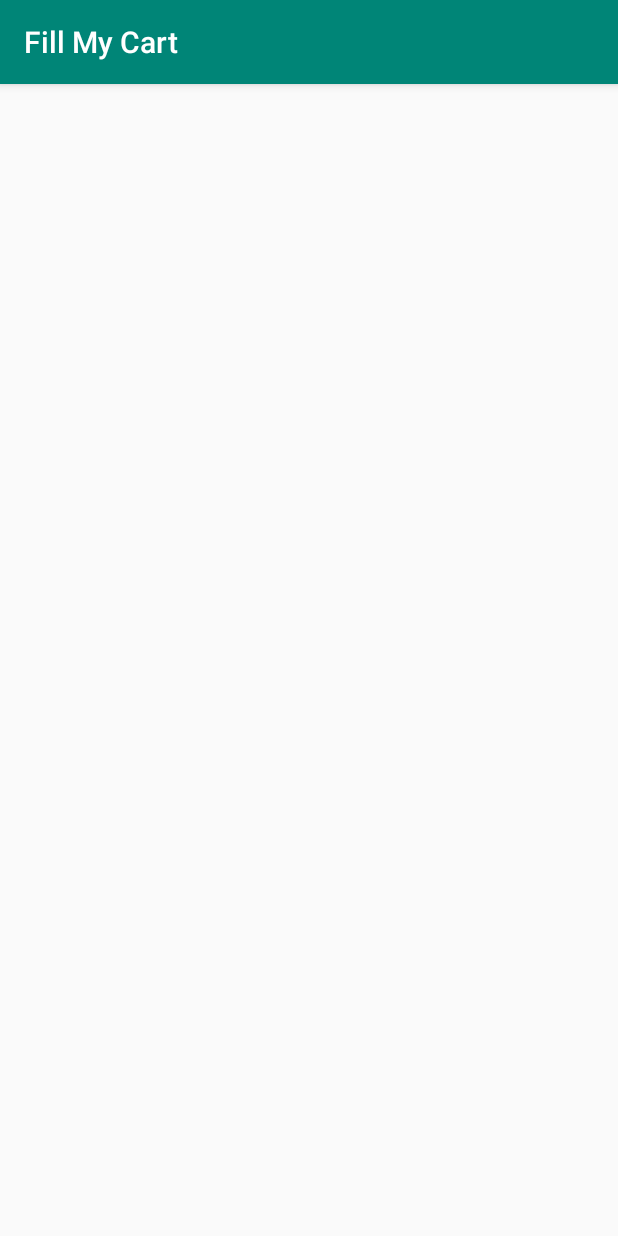
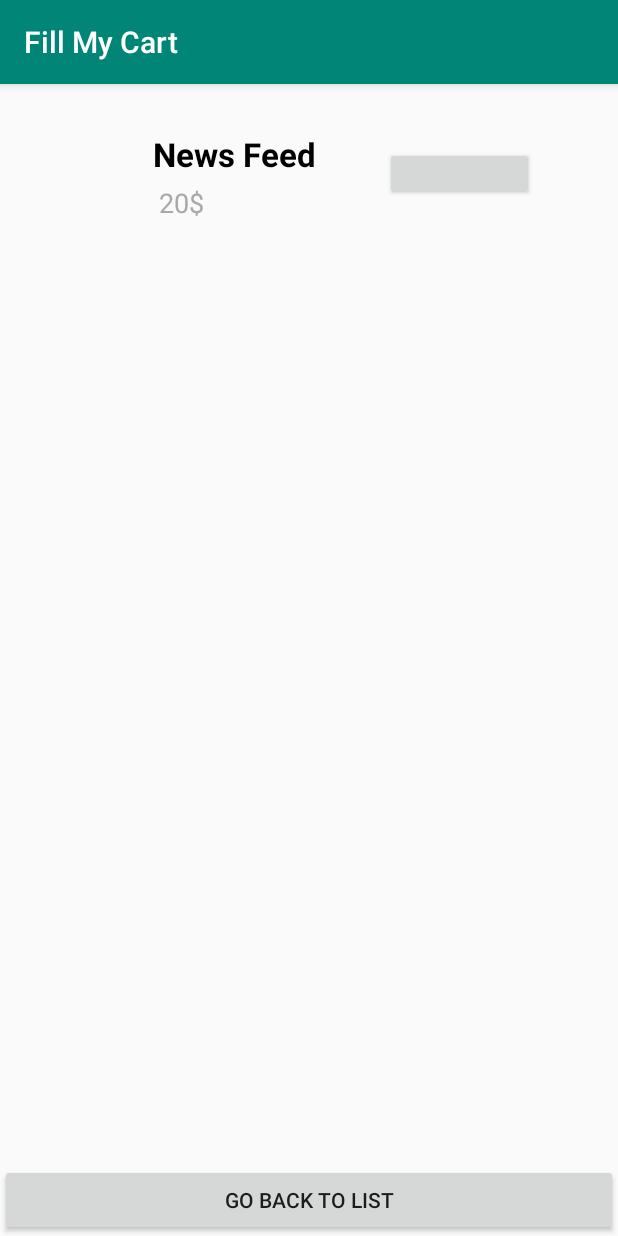
Before and after one commit to annty2/FillMyCart, an Android app: the ProductsActivity screen opened directly, with no data from a screen before it, on a phone screen of 412 x 824 dp. Run offline under Robolectric (Android 15) with nearby library versions, the phone set to English and light mode, and no system bars; plain views replace ElegantNumberButton.

Commit message:
starting to add the list of the products

```diff
--- a/app/src/main/AndroidManifest.xml
+++ b/app/src/main/AndroidManifest.xml
@@ -9,7 +9,7 @@
         android:roundIcon="@mipmap/ic_launcher_round"
         android:supportsRtl="true"
         android:theme="@style/AppTheme">
-        <activity android:name=".CartListActivity"></activity>
+        <activity android:name=".CartListActivity" />
         <activity android:name=".CustomerActivity" />
         <activity android:name=".ProductsActivity" />
         <activity android:name=".AddProductActivity" />
--- a/app/src/main/java/com/example/fillmycart/ProductsActivity.java
+++ b/app/src/main/java/com/example/fillmycart/ProductsActivity.java
@@ -2,151 +2,39 @@ package com.example.fillmycart;
 
 import android.os.Bundle;
 import android.support.v7.app.AppCompatActivity;
+import android.support.v7.widget.LinearLayoutManager;
+import android.support.v7.widget.RecyclerView;
+
+import java.util.ArrayList;
 
 public class ProductsActivity extends AppCompatActivity {
 
-   // private TextView _fruit,_milk,_bread,_frozen,_meatAndFish,_sale;
-    //private  TextView _Canning,_drinks,_candy,_Cleaners,_cosmeticsm,_shampo;
+    RecyclerView recyclerView;
+    MyAdapter myAdapter;
+
     @Override
     protected void onCreate(Bundle savedInstanceState) {
         super.onCreate(savedInstanceState);
         setContentView(R.layout.activity_products);
 
-      /*  _fruit = (TextView) findViewById(R.id.fruit_veg);
-        _milk = (TextView) findViewById(R.id.milk_eggs);
-        _bread = (TextView) findViewById(R.id.bread);
-        _frozen = (TextView) findViewById(R.id.frozen);
-        _meatAndFish = (TextView) findViewById(R.id.meat_chicken_fish);
-        _Canning = (TextView) findViewById(R.id.Canning);
-        _drinks = (TextView)findViewById(R.id.drinks);
-        _candy = (TextView) findViewById(R.id.candy);
-        _Cleaners = (TextView) findViewById(R.id.Cleaners);
-        _cosmeticsm = (TextView) findViewById(R.id.cosmetics);
-        _shampo = (TextView) findViewById(R.id.shampo);
-        _sale = (TextView)findViewById(R.id.sales);
 
-        _fruit.setOnClickListener(new View.OnClickListener() {
-            @Override
-            public void onClick(View view)
-            {
-                Intent intent = new Intent(ProductsActivity.this, AddProductActivity.class);
-                intent.putExtra("category", "ירקות ופירות");
-                startActivity(intent);
-            }
-        });
+        recyclerView= findViewById(R.id.recyclerView);
+        recyclerView.setLayoutManager(new LinearLayoutManager(this));
 
-        _milk.setOnClickListener(new View.OnClickListener() {
-            @Override
-            public void onClick(View view)
-            {
-                Intent intent = new Intent(ProductsActivity.this, AddProductActivity.class);
-                intent.putExtra("category", "מוצרי חלב וביצים");
-                startActivity(intent);
-            }
-        });
+        myAdapter= new MyAdapter(this, getMyList());
+        recyclerView.setAdapter(myAdapter);
 
-        _bread.setOnClickListener(new View.OnClickListener() {
-            @Override
-            public void onClick(View view)
-            {
-                Intent intent = new Intent(ProductsActivity.this, AddProductActivity.class);
-                intent.putExtra("category", "מאפיה ובית לחם");
-                startActivity(intent);
-            }
-        });
+    }
+    private ArrayList<Model> getMyList(){
 
-        _frozen.setOnClickListener(new View.OnClickListener() {
-            @Override
-            public void onClick(View view)
-            {
-                Intent intent = new Intent(ProductsActivity.this, AddProductActivity.class);
-                intent.putExtra("category", "מזון קפוא");
-                startActivity(intent);
-            }
-        });
+        ArrayList<Model> models = new ArrayList<>();
 
-        _meatAndFish.setOnClickListener(new View.OnClickListener() {
-            @Override
-            public void onClick(View view)
-            {
-                Intent intent = new Intent(ProductsActivity.this, AddProductActivity.class);
-                intent.putExtra("category", "בשר,עוף ודגים");
-                startActivity(intent);
-            }
-        });
+        Model m = new Model();
+        m.setTitle("News Feed");
+        m.setPrice("20$");
+        models.add(m);
 
-        _Canning.setOnClickListener(new View.OnClickListener() {
-            @Override
-            public void onClick(View view)
-            {
-                Intent intent = new Intent(ProductsActivity.this, AddProductActivity.class);
-                intent.putExtra("category", "בישול,אפיה ושימורים");
-                startActivity(intent);
-            }
-        });
-
-        _drinks.setOnClickListener(new View.OnClickListener() {
-            @Override
-            public void onClick(View view)
-            {
-                Intent intent = new Intent(ProductsActivity.this, AddProductActivity.class);
-                intent.putExtra("category", "משקאות");
-                startActivity(intent);
-            }
-        });
-
-        _candy.setOnClickListener(new View.OnClickListener() {
-            @Override
-            public void onClick(View view)
-            {
-                Intent intent = new Intent(ProductsActivity.this, AddProductActivity.class);
-                intent.putExtra("category", "דגנים,חטיפים ומתוקים");
-                startActivity(intent);
-            }
-        });
-
-        _Cleaners.setOnClickListener(new View.OnClickListener() {
-            @Override
-            public void onClick(View view)
-            {
-                Intent intent = new Intent(ProductsActivity.this, AddProductActivity.class);
-                intent.putExtra("category", "ניקיון");
-                startActivity(intent);
-            }
-        });
-
-        _cosmeticsm.setOnClickListener(new View.OnClickListener() {
-            @Override
-            public void onClick(View view)
-            {
-                Intent intent = new Intent(ProductsActivity.this, AddProductActivity.class);
-                intent.putExtra("category", "איפור ובישום");
-                startActivity(intent);
-            }
-        });
-
-        _shampo.setOnClickListener(new View.OnClickListener() {
-            @Override
-            public void onClick(View view)
-            {
-                Intent intent = new Intent(ProductsActivity.this, AddProductActivity.class);
-                intent.putExtra("category", "סבון,שמפו ומרכך");
-                startActivity(intent);
-            }
-        });
-
-        _sale.setOnClickListener(new View.OnClickListener() {
-            @Override
-            public void onClick(View view)
-            {
-                Intent intent = new Intent(ProductsActivity.this, AddProductActivity.class);
-                intent.putExtra("category", "מבצעים");
-                startActivity(intent);
-            }
-        });*/
-
-
-
+        return models;
 
     }
 }
--- a/app/src/main/java/com/example/fillmycart/SignUpActivity.java
+++ b/app/src/main/java/com/example/fillmycart/SignUpActivity.java
@@ -42,6 +42,10 @@ public class SignupActivity extends AppCompatActivity {
                 String passConfirm = confpass.getText().toString();
                 if (emailstr.isEmpty()) {
                     email.setError("please enter email..");
+                    email.requestFocus();
+                }
+                else if(!(emailstr.contains("@") && emailstr.contains("."))) {
+                    email.setError("email is invalid!");
                     email.requestFocus();
                 }
                 else if(password.isEmpty()) {
--- a/app/src/main/res/layout/activity_products.xml
+++ b/app/src/main/res/layout/activity_products.xml
@@ -3,8 +3,23 @@
     xmlns:app="http://schemas.android.com/apk/res-auto"
     xmlns:tools="http://schemas.android.com/tools"
     android:layout_width="match_parent"
-    android:layout_height="match_parent"
+    android:layout_height="wrap_content"
     tools:context=".ProductsActivity">
 
 
+    <android.support.v7.widget.RecyclerView
+        android:id="@+id/recyclerView"
+        android:layout_width="match_parent"
+        android:layout_height="wrap_content" />
+    <Button
+        android:id="@+id/goBackButton"
+        android:layout_width="match_parent"
+        android:layout_height="wrap_content"
+        android:layout_alignParentBottom="true"
+        android:text="Go Back To List"
+        />
+
+
+
+
 </RelativeLayout>
--- a/app/src/main/res/layout/recycler_view_item.xml
+++ b/app/src/main/res/layout/recycler_view_item.xml
@@ -66,15 +66,17 @@
         android:id="@+id/addOrTake"
         android:layout_width="99dp"
         android:layout_height="36dp"
-        android:layout_marginEnd="16dp"
+        android:layout_marginLeft="-139dp"
+        android:layout_marginTop="10dp"
+        android:layout_marginRight="16dp"
+        android:layout_toRightOf="@+id/product_description"
         android:layout_weight="1"
         app:backGroundColor="@android:color/white"
         app:finalNumber="100"
         app:initialNumber="1"
+
         app:layout_constraintBottom_toBottomOf="parent"
 
-        app:layout_constraintEnd_toEndOf="parent"
-        app:layout_constraintTop_toTopOf="parent"
         app:layout_constraintVertical_bias="0.478"
         app:textColor="@color/colorPrimaryDark"
         app:textSize="10sp" />
```
